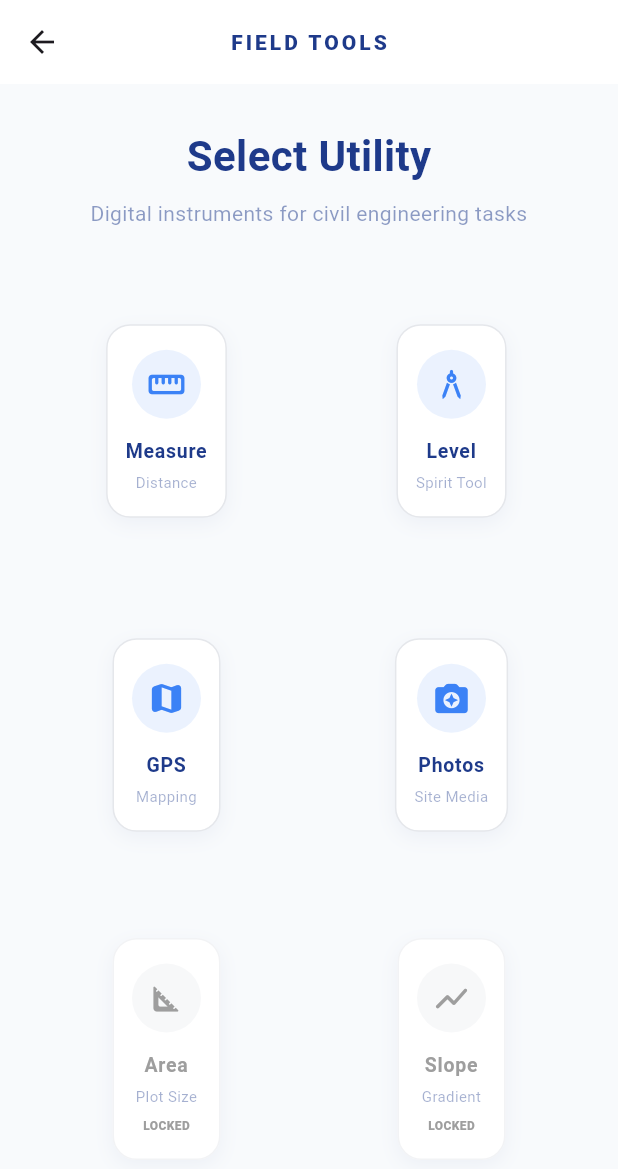
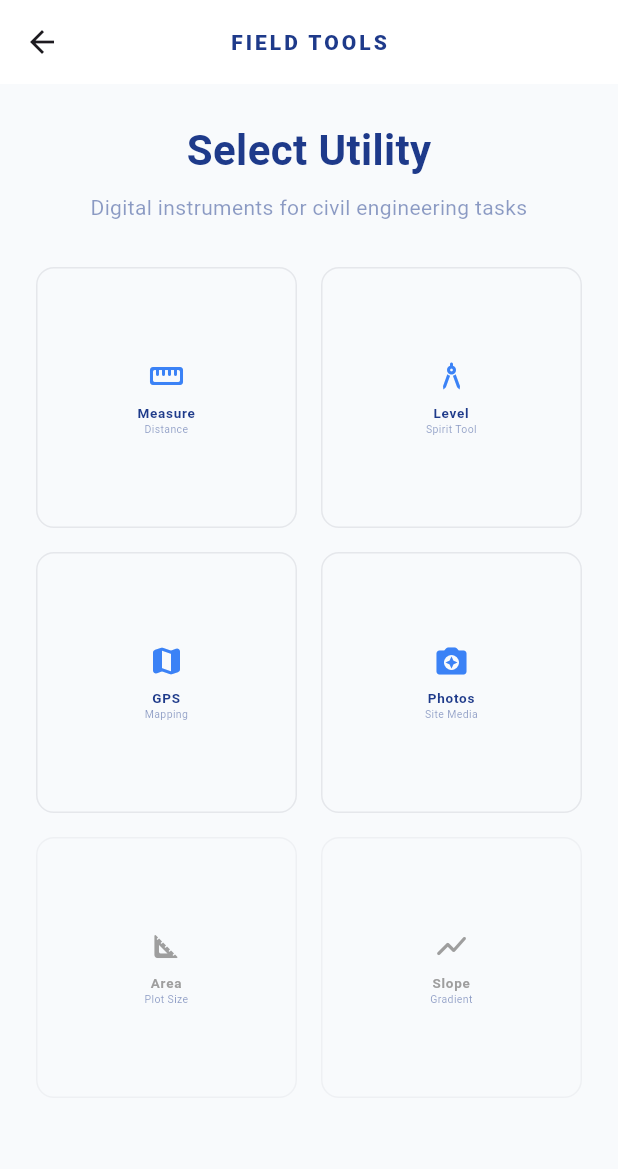
Before and after one commit to Abhi250996/civil_engg, a Flutter app: the FieldToolsScreen screen opened by its route, on a phone screen of 412 x 824 dp. Shown: the top 1169 px of the screen. Run offline on Flutter 3.47's test engine with Material 3 defaults, Android fonts, the phone set to English and light mode, and no system bars; our stand-ins replace cloud_firestore, file_picker, firebase_auth, firebase_core, geolocator, get and 4 more; accounts and stored records are empty; statements that could not run were skipped.

Commit message:
Tool card ui changed

```diff
--- a/Test_Project/lib/features/field_tools/screens/field_tools_screen.dart
+++ b/Test_Project/lib/features/field_tools/screens/field_tools_screen.dart
@@ -6,54 +6,18 @@
 class FieldToolsScreen extends StatelessWidget {
   const FieldToolsScreen({super.key});
 
-  // Theme Tokens
   static const Color primaryBlue = Color(0xFF1E3A8A);
   static const Color bgColor = Color(0xFFF8FAFC);
 
   @override
   Widget build(BuildContext context) {
     final FieldToolsController controller = Get.find();
-    final size = MediaQuery.of(context).size;
+    final double width = MediaQuery.of(context).size.width;
 
-    return Scaffold(
-      backgroundColor: bgColor,
-      appBar: AppBar(
-        backgroundColor: Colors.white,
-        elevation: 0,
-        centerTitle: true,
-        title: const Text(
-          "FIELD TOOLS",
-          style: TextStyle(color: primaryBlue, fontWeight: FontWeight.w900, fontSize: 14, letterSpacing: 2),
-        ),
-      ),
-      body: Container(
-        width: double.infinity,
-        height: double.infinity,
-        alignment: Alignment.center, // Desktop par content center mein rahega
-        child: ConstrainedBox(
-          constraints: const BoxConstraints(maxWidth: 1000), // Max width for Desktop
-          child: Padding(
-            padding: const EdgeInsets.all(24.0),
-            child: Column(
-              mainAxisSize: MainAxisSize.min, // Fit to content
-              children: [
-                _buildHeader(),
-                const SizedBox(height: 32),
+    final bool isDesktop = width > 900;
+    final bool isTablet = width > 600 && width <= 900;
 
-                // Flexible use kiya hai taaki grid window ke andar hi rahe
-                Flexible(
-                  child: GridView(
-                    shrinkWrap: true,
-                    // Desktop par cards chote dikhane ke liye crossAxisCount badha diya
-                    gridDelegate: SliverGridDelegateWithMaxCrossAxisExtent(
-                      maxCrossAxisExtent: 180, // Card ki max width 180px hogi
-                      mainAxisSpacing: 16,
-                      crossAxisSpacing: 16,
-                      childAspectRatio: 0.9, // Card ko thoda vertical shape diya professional look ke liye
-                    ),
-                    // Scroll band karne ke liye
-                    physics: const NeverScrollableScrollPhysics(),
-                    children: [
+    final tools = [
       ToolCard(
         title: "Measure",
         subtitle: "Distance",
@@ -92,12 +56,72 @@
         isLocked: true,
         onTap: () {},
       ),
-                    ],
+    ];
+
+    int crossAxisCount = 2;
+
+    if (isTablet) {
+      crossAxisCount = 3;
+    }
+
+    return Scaffold(
+      backgroundColor: bgColor,
+      appBar: AppBar(
+        backgroundColor: Colors.white,
+        elevation: 0,
+        centerTitle: true,
+        title: const Text(
+          "FIELD TOOLS",
+          style: TextStyle(
+            color: primaryBlue,
+            fontWeight: FontWeight.w900,
+            fontSize: 14,
+            letterSpacing: 2,
+          ),
+        ),
+      ),
+      body: Padding(
+        padding: const EdgeInsets.all(24),
+        child: Column(
+          children: [
+            _buildHeader(),
+            const SizedBox(height: 30),
+
+            /// Desktop → Horizontal Toolbar
+            if (isDesktop)
+              SizedBox(
+                height: 90,
+                child: SingleChildScrollView(
+                  scrollDirection: Axis.horizontal,
+                  child: Row(
+                    children: tools
+                        .map(
+                          (tool) => Padding(
+                            padding: const EdgeInsets.only(right: 12),
+                            child: tool,
+                          ),
+                        )
+                        .toList(),
+                  ),
+                ),
+              )
+            /// Mobile + Tablet → Grid
+            else
+              Expanded(
+                child: GridView.builder(
+                  itemCount: tools.length,
+                  gridDelegate: SliverGridDelegateWithFixedCrossAxisCount(
+                    crossAxisCount: crossAxisCount,
+                    mainAxisSpacing: 16,
+                    crossAxisSpacing: 16,
+                    childAspectRatio: 1,
+                  ),
+                  itemBuilder: (context, index) {
+                    return tools[index];
+                  },
                 ),
               ),
           ],
-            ),
-          ),
         ),
       ),
     );
@@ -108,7 +132,11 @@
       children: [
         const Text(
           "Select Utility",
-          style: TextStyle(color: primaryBlue, fontSize: 28, fontWeight: FontWeight.bold),
+          style: TextStyle(
+            color: primaryBlue,
+            fontSize: 28,
+            fontWeight: FontWeight.bold,
+          ),
         ),
         const SizedBox(height: 8),
         Text(
--- a/Test_Project/lib/features/field_tools/widgets/tool_card.dart
+++ b/Test_Project/lib/features/field_tools/widgets/tool_card.dart
@@ -16,101 +16,54 @@
     this.isLocked = false,
   });
 
-  // Color Palette from Saved Info
-  static const Color primaryBlue = Color(0xFF1E3A8A); // Deep Blue
-  static const Color accentBlue = Color(0xFF3B82F6);  // Sky Blue
-  static const Color borderColor = Color(0xFFE5E7EB); // Light Gray
+  static const Color primaryBlue = Color(0xFF1E3A8A);
+  static const Color accentBlue = Color(0xFF3B82F6);
+  static const Color bgColor = Color(0xFFF8FAFC);
+  static const Color borderColor = Color(0xFFE5E7EB);
 
   @override
   Widget build(BuildContext context) {
-    return Center(
-      child: ConstrainedBox(
-        // Desktop par card ko bahut bada hone se rokne ke liye
-        constraints: const BoxConstraints(
-          maxWidth: 180,
-          maxHeight: 180,
-        ),
+    return InkWell(
+      onTap: isLocked ? null : onTap,
+      borderRadius: BorderRadius.circular(12),
       child: Container(
-          margin: const EdgeInsets.all(4),
+        width: 85,
+        height: 85,
         decoration: BoxDecoration(
-            color: Colors.white,
-            borderRadius: BorderRadius.circular(16),
+          color: bgColor,
+          borderRadius: BorderRadius.circular(12),
           border: Border.all(
             color: isLocked ? borderColor.withOpacity(0.5) : borderColor,
           ),
-            boxShadow: [
-              BoxShadow(
-                color: primaryBlue.withOpacity(0.05),
-                blurRadius: 10,
-                offset: const Offset(0, 4),
         ),
-            ],
-          ),
-          child: Material(
-            color: Colors.transparent,
-            child: InkWell(
-              onTap: isLocked ? null : onTap,
-              borderRadius: BorderRadius.circular(16),
-              hoverColor: accentBlue.withOpacity(0.05),
-              child: Padding(
-                padding: const EdgeInsets.symmetric(horizontal: 12, vertical: 16),
         child: Column(
           mainAxisAlignment: MainAxisAlignment.center,
-                  mainAxisSize: MainAxisSize.min,
           children: [
-                    // Icon with soft background
-                    Container(
-                      padding: const EdgeInsets.all(10),
-                      decoration: BoxDecoration(
-                        color: isLocked ? borderColor.withOpacity(0.3) : accentBlue.withOpacity(0.1),
-                        shape: BoxShape.circle,
-                      ),
-                      child: Icon(
-                        icon,
-                        size: 26,
-                        color: isLocked ? Colors.grey : accentBlue,
-                      ),
-                    ),
-                    const SizedBox(height: 12),
+            Icon(icon, color: isLocked ? Colors.grey : accentBlue, size: 24),
+
+            const SizedBox(height: 6),
+
             Text(
               title,
               textAlign: TextAlign.center,
-                      maxLines: 1,
-                      overflow: TextOverflow.ellipsis,
               style: TextStyle(
+                color: isLocked ? Colors.grey : primaryBlue,
                 fontWeight: FontWeight.bold,
-                        fontSize: 13,
-                        color: isLocked ? Colors.grey : primaryBlue,
+                fontSize: 9,
                 letterSpacing: 0.5,
               ),
             ),
-                    if (subtitle != null) ...[
-                      const SizedBox(height: 4),
+
+            if (subtitle != null)
               Text(
                 subtitle!,
                 textAlign: TextAlign.center,
                 style: TextStyle(
-                          fontSize: 10,
-                          color: primaryBlue.withOpacity(0.4),
+                  fontSize: 7,
+                  color: primaryBlue.withOpacity(0.5),
                 ),
               ),
           ],
-                    if (isLocked) ...[
-                      const SizedBox(height: 8),
-                      const Text(
-                        "LOCKED",
-                        style: TextStyle(
-                          fontSize: 8,
-                          fontWeight: FontWeight.w900,
-                          color: Colors.grey,
-                        ),
-                      ),
-                    ],
-                  ],
-                ),
-              ),
-            ),
-          ),
         ),
       ),
     );
```
Also changed, not shown: Test_Project/pubspec.lock. Lines whose indentation alone changed are shown as unchanged.
